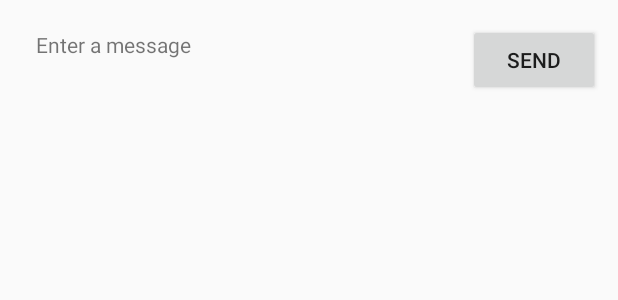
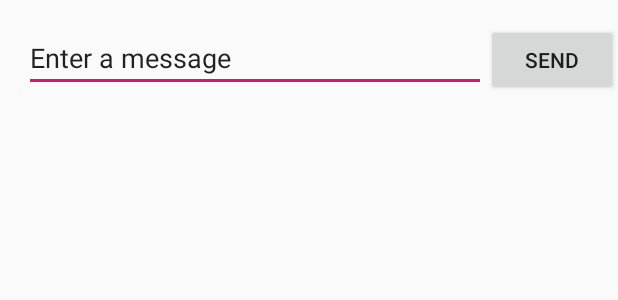
Before and after one commit to michaelPruss1/michael-pruss-SYSC3010, an Android app: the layout activity_main.xml on its own in the app's theme, with its tools: preview values and no code run, on a phone screen of 412 x 824 dp. Shown: the top 300 px of the screen. Run offline under Robolectric (Android 15) with nearby library versions, the phone set to English and light mode, and no system bars.

Commit message:
Finalized UI. PLEASE USE THIS AS SECOND COMMIT PLEASE.

```diff
--- a/lab5/Lab53010/app/src/main/res/layout/activity_main.xml
+++ b/lab5/Lab53010/app/src/main/res/layout/activity_main.xml
@@ -5,27 +5,31 @@
     android:id="@+id/constraintLayout"
     android:layout_width="match_parent"
     android:layout_height="match_parent"
-    tools:context=".MainActivity" >
-
-    <TextView
-        android:id="@+id/textView"
-        android:layout_width="256dp"
-        android:layout_height="44dp"
-        android:layout_marginStart="24dp"
-        android:layout_marginLeft="24dp"
-        android:layout_marginTop="20dp"
-        android:text="@string/edit_message"
-        app:layout_constraintStart_toStartOf="parent"
-        app:layout_constraintTop_toTopOf="parent" />
+    tools:context=".MainActivity">
 
     <Button
         android:id="@+id/button"
         android:layout_width="wrap_content"
         android:layout_height="wrap_content"
-        android:layout_marginStart="32dp"
-        android:layout_marginLeft="32dp"
         android:layout_marginTop="16dp"
         android:text="@string/button_send"
-        app:layout_constraintStart_toEndOf="@+id/textView"
+        app:layout_constraintEnd_toEndOf="parent"
+        app:layout_constraintHorizontal_bias="0.5"
+        app:layout_constraintStart_toEndOf="@+id/editText"
+        app:layout_constraintTop_toTopOf="parent" />
+
+    <EditText
+        android:id="@+id/editText"
+        android:layout_width="0dp"
+        android:layout_height="wrap_content"
+        android:layout_marginStart="16dp"
+        android:layout_marginLeft="16dp"
+        android:layout_marginTop="16dp"
+        android:ems="10"
+        android:inputType="textPersonName"
+        android:text="@string/edit_message"
+        app:layout_constraintEnd_toStartOf="@+id/button"
+        app:layout_constraintHorizontal_bias="0.5"
+        app:layout_constraintStart_toStartOf="parent"
         app:layout_constraintTop_toTopOf="parent" />
 </androidx.constraintlayout.widget.ConstraintLayout>
```
